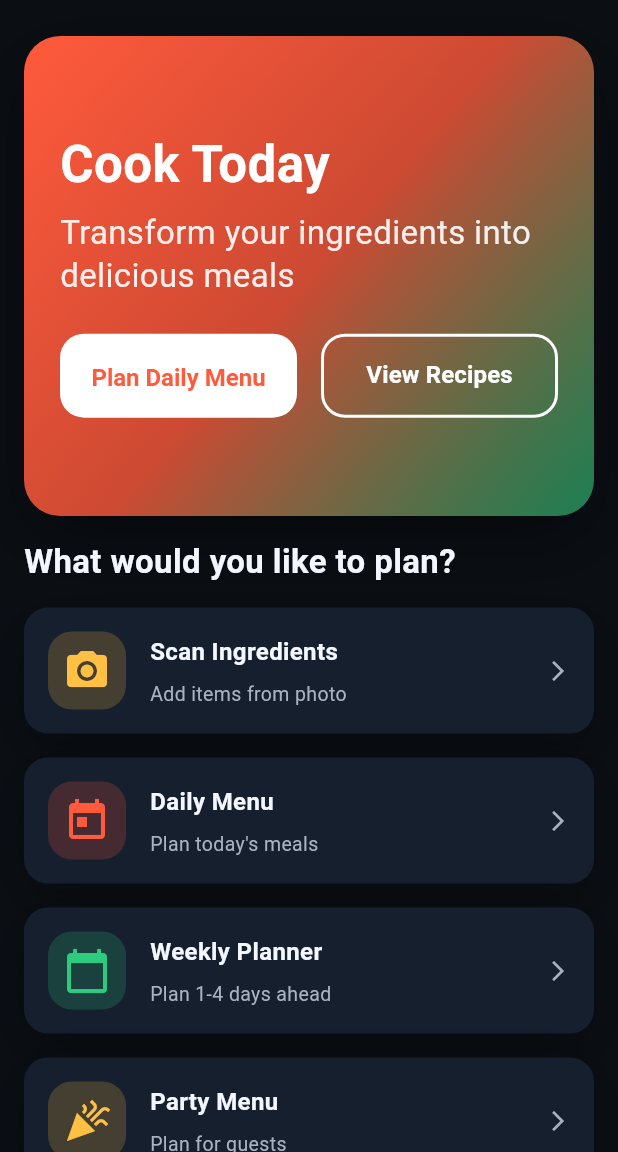
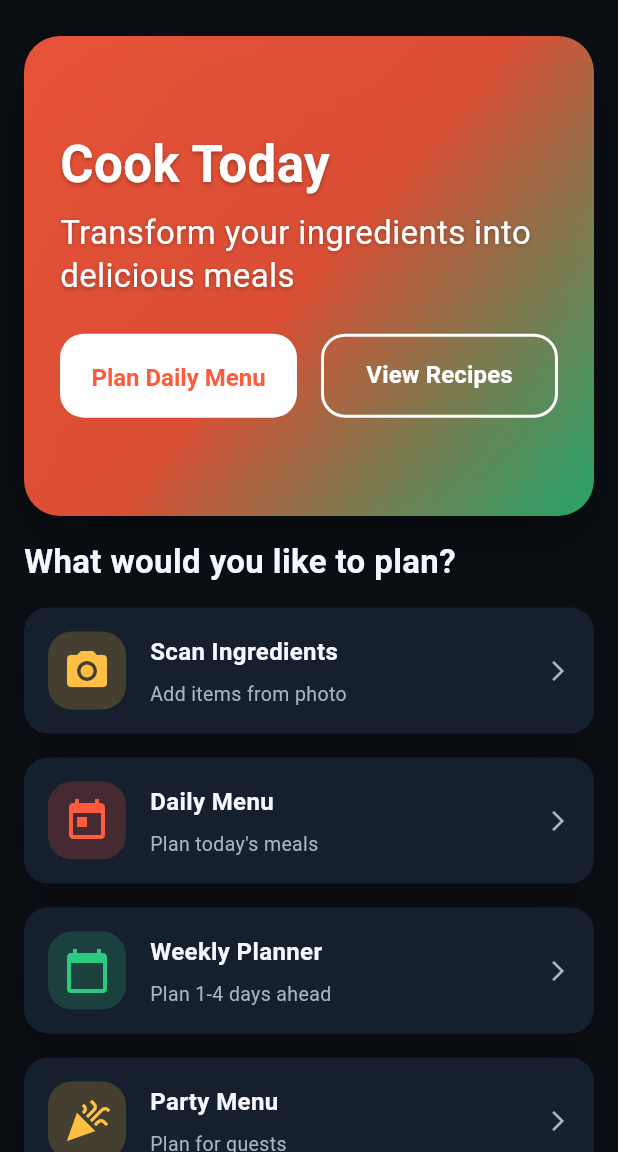
Before and after one commit to Sskr2000us/SAVO, a Flutter app: the HomeScreen screen opened directly, on a phone screen of 412 x 824 dp, the part 84-1236 px from its top. Run offline on Flutter 3.47's test engine with Material 3 defaults, Android fonts, the phone set to English and light mode, and no system bars; our stand-ins replace camera, image_picker, shared_preferences, supabase_flutter; accounts and stored records are empty.

Commit message:
fix: Improve HeroCard text readability with text shadows and darker gradient
- Increase gradient opacity for better contrast
- Add text shadows to title and subtitle for readability
- Ensure white text is fully visible against gradient background
- Fixes issue where text was hard to read on light yellow tones

```diff
--- a/apps/mobile/lib/widgets/savo_widgets.dart
+++ b/apps/mobile/lib/widgets/savo_widgets.dart
@@ -416,9 +416,9 @@ class _HeroCardState extends State<HeroCard>
             begin: Alignment.topLeft,
             end: Alignment.bottomRight,
             colors: [
-              AppColors.primary,
-              AppColors.primary.withOpacity(0.8),
-              AppColors.secondary.withOpacity(0.6),
+              AppColors.primary.withOpacity(0.9),
+              AppColors.primary.withOpacity(0.85),
+              AppColors.secondary.withOpacity(0.8),
             ],
           ),
           boxShadow: AppShadows.float,
@@ -454,6 +454,13 @@ class _HeroCardState extends State<HeroCard>
                       style: AppTypography.displayStyle().copyWith(
                         color: Colors.white,
                         fontWeight: AppTypography.bold,
+                        shadows: [
+                          Shadow(
+                            offset: Offset(0, 1),
+                            blurRadius: 3,
+                            color: Colors.black.withOpacity(0.3),
+                          ),
+                        ],
                       ),
                     ),
                     const SizedBox(height: AppSpacing.sm),
@@ -462,8 +469,15 @@ class _HeroCardState extends State<HeroCard>
                     Text(
                       widget.subtitle,
                       style: AppTypography.h2Style().copyWith(
-                        color: Colors.white.withOpacity(0.9),
+                        color: Colors.white,
                         fontWeight: AppTypography.regular,
+                        shadows: [
+                          Shadow(
+                            offset: Offset(0, 1),
+                            blurRadius: 3,
+                            color: Colors.black.withOpacity(0.3),
+                          ),
+                        ],
                       ),
                     ),
                     const SizedBox(height: AppSpacing.lg),
```
